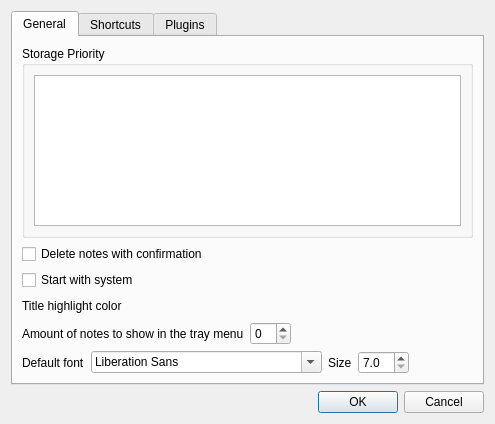
First picture: the form in libqtnote/optionsdlg.ui, repository Ri0n/AnyKeep, before the edit.
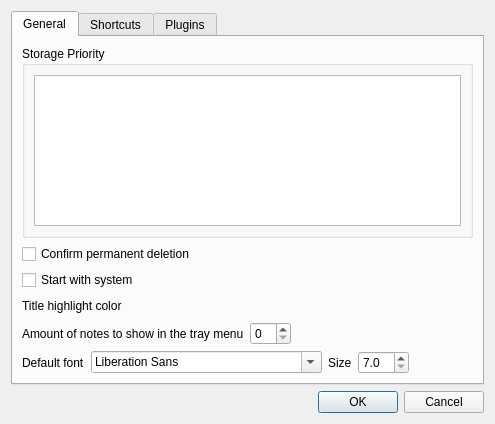
Second picture: the form after the edit. Icons and pictures are not drawn. Custom widgets are drawn as their Qt base class.

What changed in the file:
```diff
--- a/libqtnote/optionsdlg.ui
+++ b/libqtnote/optionsdlg.ui
@@ -56,7 +56,7 @@
        <item>
         <widget class="QCheckBox" name="ckAskDel">
          <property name="text">
-          <string>Delete notes with confirmation</string>
+          <string>Confirm permanent deletion</string>
          </property>
         </widget>
        </item>
```
